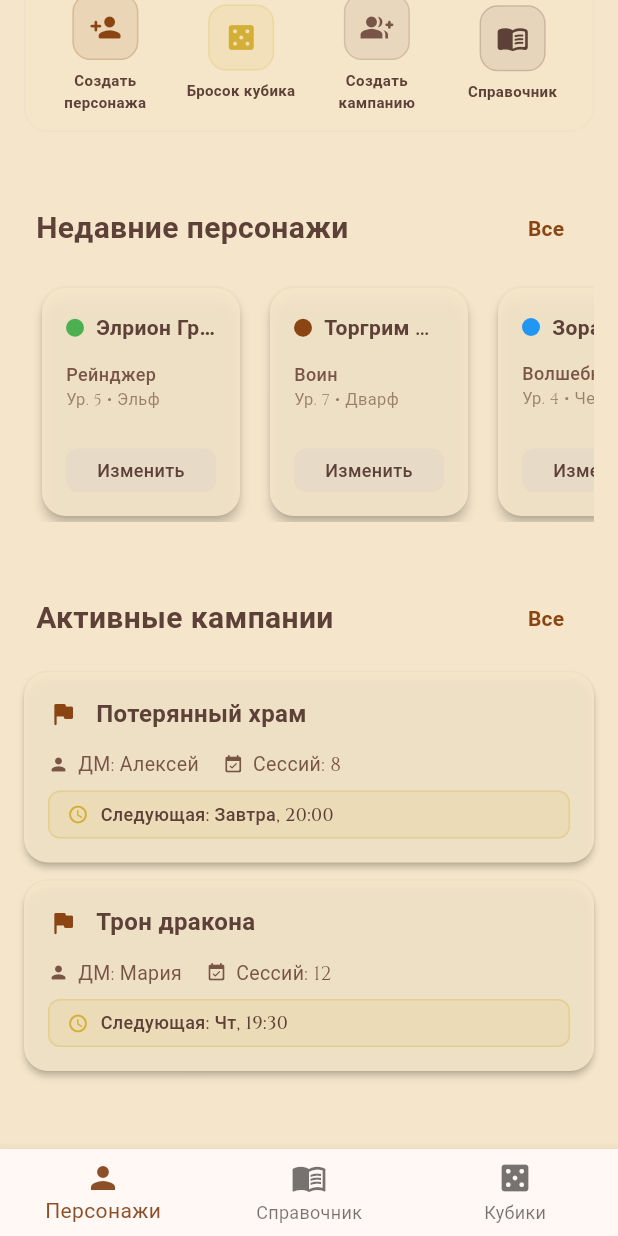
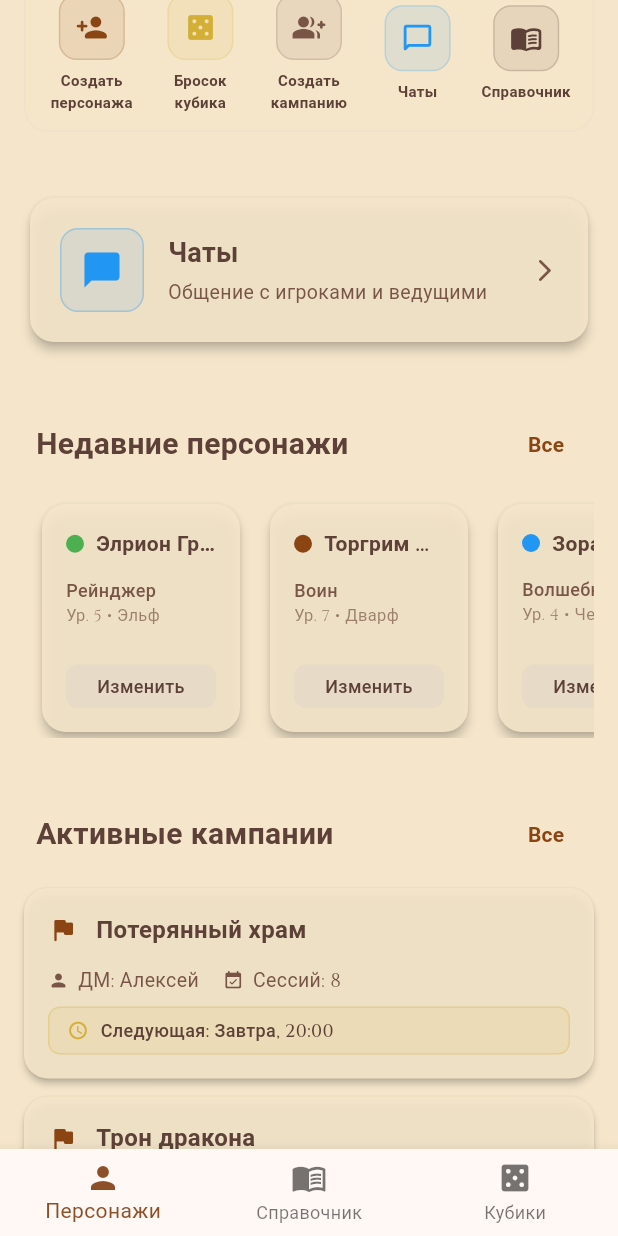
Before and after one commit to Ramazanova-pea/dnd_project, a Flutter app: the HomeScreen screen opened by its route, scrolled down 374 dp, on a phone screen of 412 x 824 dp. Run offline on Flutter 3.47's test engine with Material 3 defaults, Android fonts, the phone set to English and light mode, and no system bars; our stand-ins replace flutter_riverpod, go_router, google_fonts.

Commit message:
10. Fix home screen

```diff
--- a/lib/features/main/presentation/screens/home_screen.dart
+++ b/lib/features/main/presentation/screens/home_screen.dart
@@ -73,6 +73,12 @@ class _HomeScreenState extends ConsumerState<HomeScreen> {
       'title': 'Создать кампанию',
       'color': AppColors.woodBrown,
       'route': '/home/campaigns/create',
+    },
+    {
+      'icon': Icons.chat_bubble_outline_rounded,
+      'title': 'Чаты',
+      'color': AppColors.infoBlue,
+      'route': '/home/chats',
     },
     {
       'icon': Icons.menu_book_rounded,
@@ -402,6 +408,146 @@ class _HomeScreenState extends ConsumerState<HomeScreen> {
             ),
           ),
         ],
+      ),
+    );
+  }
+
+  Widget _buildChatsCard() {
+    return Container(
+      margin: const EdgeInsets.symmetric(horizontal: 16, vertical: 8),
+      child: Card(
+        elevation: 3,
+        shape: RoundedRectangleBorder(
+          borderRadius: BorderRadius.circular(16),
+        ),
+        color: AppColors.parchment.withOpacity(0.9),
+        child: InkWell(
+          borderRadius: BorderRadius.circular(16),
+          onTap: () => context.go('/home/chats'),
+          child: Padding(
+            padding: const EdgeInsets.all(20),
+            child: Row(
+              children: [
+                Container(
+                  width: 56,
+                  height: 56,
+                  decoration: BoxDecoration(
+                    color: AppColors.infoBlue.withOpacity(0.1),
+                    borderRadius: BorderRadius.circular(12),
+                    border: Border.all(
+                      color: AppColors.infoBlue.withOpacity(0.3),
+                      width: 1,
+                    ),
+                  ),
+                  child: Icon(
+                    Icons.chat_bubble_rounded,
+                    color: AppColors.infoBlue,
+                    size: 28,
+                  ),
+                ),
+                const SizedBox(width: 16),
+                Expanded(
+                  child: Column(
+                    crossAxisAlignment: CrossAxisAlignment.start,
+                    children: [
+                      Text(
+                        'Чаты',
+                        style: GoogleFonts.cinzel(
+                          fontSize: 18,
+                          fontWeight: FontWeight.w600,
+                          color: AppColors.darkBrown,
+                        ),
+                      ),
+                      const SizedBox(height: 4),
+                      Text(
+                        'Общение с игроками и ведущими',
+                        style: GoogleFonts.cinzel(
+                          fontSize: 13,
+                          color: AppColors.woodBrown,
+                        ),
+                      ),
+                    ],
+                  ),
+                ),
+                Icon(
+                  Icons.arrow_forward_ios_rounded,
+                  color: AppColors.woodBrown,
+                  size: 18,
+                ),
+              ],
+            ),
+          ),
+        ),
+      ),
+    );
+  }
+
+  Widget _buildSettingsCard() {
+    return Container(
+      margin: const EdgeInsets.symmetric(horizontal: 16, vertical: 8),
+      child: Card(
+        elevation: 3,
+        shape: RoundedRectangleBorder(
+          borderRadius: BorderRadius.circular(16),
+        ),
+        color: AppColors.parchment.withOpacity(0.9),
+        child: InkWell(
+          borderRadius: BorderRadius.circular(16),
+          onTap: () => context.go('/home/settings_game'),
+          child: Padding(
+            padding: const EdgeInsets.all(20),
+            child: Row(
+              children: [
+                Container(
+                  width: 56,
+                  height: 56,
+                  decoration: BoxDecoration(
+                    color: AppColors.warningOrange.withOpacity(0.1),
+                    borderRadius: BorderRadius.circular(12),
+                    border: Border.all(
+                      color: AppColors.warningOrange.withOpacity(0.3),
+                      width: 1,
+                    ),
+                  ),
+                  child: Icon(
+                    Icons.public_rounded,
+                    color: AppColors.warningOrange,
+                    size: 28,
+                  ),
+                ),
+                const SizedBox(width: 16),
+                Expanded(
+                  child: Column(
+                    crossAxisAlignment: CrossAxisAlignment.start,
+                    children: [
+                      Text(
+                        'Игровые миры',
+                        style: GoogleFonts.cinzel(
+                          fontSize: 18,
+                          fontWeight: FontWeight.w600,
+                          color: AppColors.darkBrown,
+                        ),
+                      ),
+                      const SizedBox(height: 4),
+                      Text(
+                        'Сеттинги, миры и NPC для ваших кампаний',
+                        style: GoogleFonts.cinzel(
+                          fontSize: 13,
+                          color: AppColors.woodBrown,
+                        ),
+                      ),
+                    ],
+                  ),
+                ),
+                Icon(
+                  Icons.arrow_forward_ios_rounded,
+                  color: AppColors.woodBrown,
+                  size: 18,
+                ),
+              ],
+            ),
+          ),
+        ),
       ),
     );
   }
@@ -863,9 +1009,13 @@ class _HomeScreenState extends ConsumerState<HomeScreen> {
                           const SizedBox(height: 24),
                           _buildQuickActions(),
                           const SizedBox(height: 24),
+                          _buildChatsCard(),
+                          const SizedBox(height: 24),
                           _buildRecentCharacters(),
                           const SizedBox(height: 24),
                           _buildRecentCampaigns(),
+                          const SizedBox(height: 24),
+                          _buildSettingsCard(),
                           const SizedBox(height: 32),
                         ],
                       );
```
